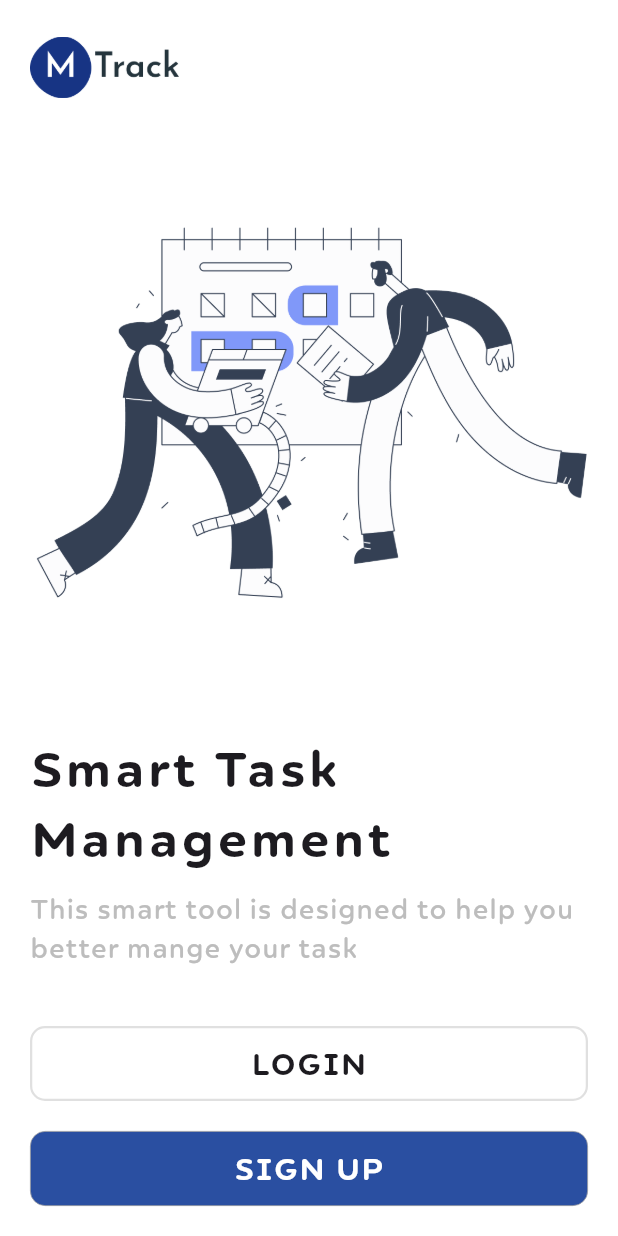
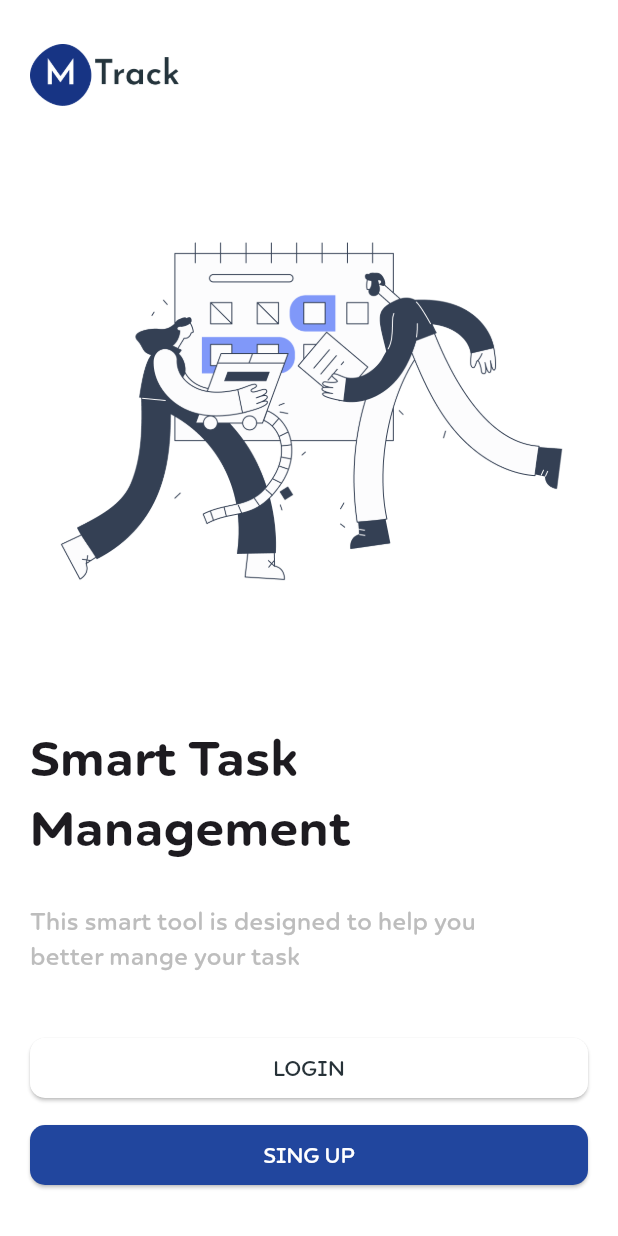
Before and after one commit to MTS-Services/Task-Management, a Flutter app: the screen it shows after launch, on a phone screen of 412 x 824 dp. Run offline on Flutter 3.47's test engine with Material 3 defaults, Android fonts, the phone set to English and light mode, and no system bars; our stand-ins replace lottie, table_calendar.

Commit message:
onboarding page added

```diff
--- a/lib/main.dart
+++ b/lib/main.dart
@@ -28,7 +28,7 @@
                 borderRadius: BorderRadius.circular(10),
               ),
             ))),
-        home: SplashScreen());
+        home: OnboardingScreen());
   }
 
   TextTheme _buildTextTheme() {
--- a/lib/presentation/pages/screen/onboarding/onboarding_screen.dart
+++ b/lib/presentation/pages/screen/onboarding/onboarding_screen.dart
@@ -1,4 +1,5 @@
 import 'package:flutter/material.dart';
+import 'package:flutter/services.dart';
 import 'package:maktrack/domain/entities/asset_path.dart';
 import 'package:maktrack/domain/entities/color.dart';
 
@@ -12,16 +13,19 @@ class OnboardingScreen extends StatefulWidget {
 class _OnboardingScreenState extends State<OnboardingScreen> {
   @override
   Widget build(BuildContext context) {
+    SystemChrome.setSystemUIOverlayStyle(SystemUiOverlayStyle(
+        statusBarColor: Colors.white,
+        statusBarIconBrightness: Brightness.dark));
     return Scaffold(
       backgroundColor: Colors.white,
       body: SafeArea(
-        child: Padding(
-          padding: const EdgeInsets.symmetric(horizontal: 20, vertical: 20),
         child: Column(
           mainAxisAlignment: MainAxisAlignment.spaceBetween,
           crossAxisAlignment: CrossAxisAlignment.start,
           children: [
-              Row(
+            Padding(
+              padding: const EdgeInsets.only(left: 20,top: 25),
+              child: Row(
                 children: [
                   Image.asset(
                     AssetPath.logoPng,
@@ -31,77 +35,58 @@ class _OnboardingScreenState extends State<OnboardingScreen> {
                   )
                 ],
               ),
+            ),
             Image.asset(
               AssetPath.taskMangeImage,
-                height: 340,
+              height: 310,
               width: double.infinity,
               fit: BoxFit.fitHeight,
             ),
-              Column(
+            Padding(
+              padding: const EdgeInsets.only(left: 20, right: 20, bottom: 30),
+              child: Column(
                 spacing: 10,
                 crossAxisAlignment: CrossAxisAlignment.start,
                 children: [
                   Text(
                     "Smart Task\nManagement",
-                    style: TextStyle(
-                        fontSize: 33,
-                        fontWeight: FontWeight.bold,
-                        letterSpacing: 3),
+                    style: TextStyle(fontSize: 33, fontWeight: FontWeight.bold),
                   ),
+                  SizedBox(height: 7,),
                   Text(
                     "This smart tool is designed to help you\nbetter mange your task",
                     style: TextStyle(
-                        letterSpacing: 1,
-                        fontSize: 18,
+                        fontSize: 16,
                         fontWeight: FontWeight.w400,
                         color: Colors.grey[400]),
-                  ),
-                ],
-              ),
-              Column(
-                children: [
-                  Container(
-                    height: 50,
-                    width: double.infinity,
-                    decoration: BoxDecoration(
-                        borderRadius: BorderRadius.circular(10),
-                        color: Colors.white,
-                        border: Border.all(
-                          color: Colors.black12,
-                          width: 1.5,
-                        )),
-                    child: Center(
-                      child: Text(
-                        "LOGIN",
-                        style: TextStyle(
-                            fontWeight: FontWeight.bold, letterSpacing: 2),
-                      ),
-                    ),
                   ),
                   SizedBox(
                     height: 20,
                   ),
-                  Container(
-                    height: 50,
+                  SizedBox(
                     width: double.infinity,
-                    decoration: BoxDecoration(
-                        borderRadius: BorderRadius.circular(10),
-                        color: RColors.blackButtonColor2,
-                        border: Border.all(color: Colors.grey, width: 0.5)),
-                    child: Center(
-                      child: Text(
-                        "SIGN UP",
-                        style: TextStyle(
-                            fontWeight: FontWeight.bold,
-                            letterSpacing: 2,
-                            color: Colors.white),
+                    child: ElevatedButton(
+                      style: ElevatedButton.styleFrom(
+                          backgroundColor: Colors.white,
+                          foregroundColor: RColors.blackButtonColor1),
+                      onPressed: () {},
+                      child: Text("LOGIN"),
                     ),
+                  ),
+                  SizedBox(
+                    width: double.infinity,
+                    child: ElevatedButton(
+                      style: ElevatedButton.styleFrom(
+                          backgroundColor: RColors.blueButtonColors,
+                          foregroundColor: Colors.white),
+                      onPressed: () {},
+                      child: Text("SING UP"),
                     ),
                   ),
                 ],
-              )
+              ),
+            ),
           ],
-          ),
         ),
       ),
     );
```
Lines whose indentation alone changed are shown as unchanged.
